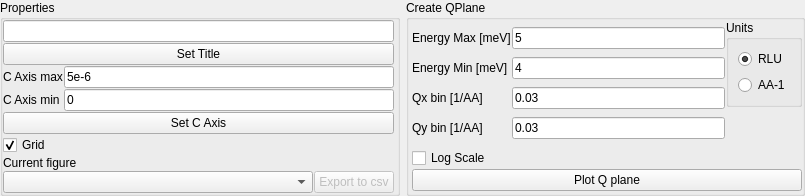
Qt form src/main/resources/base/Views/QPlane.ui (MJOLNIRPackage/MJOLNIR-GUI) before a commit.
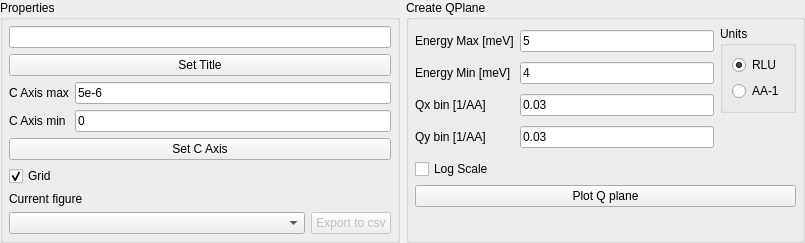
The same form after that commit.

What changed in the file:
```diff
--- a/src/main/resources/base/Views/QPlane.ui
+++ b/src/main/resources/base/Views/QPlane.ui
@@ -7,7 +7,7 @@
     <x>0</x>
     <y>0</y>
     <width>805</width>
-    <height>185</height>
+    <height>232</height>
    </rect>
   </property>
   <property name="windowTitle">
@@ -37,21 +37,21 @@
      <property name="title">
       <string>Properties</string>
      </property>
-     <layout class="QVBoxLayout" name="verticalLayout_4">
+     <layout class="QVBoxLayout" name="verticalLayout_4" stretch="0,0,0,0,0,0,1">
       <property name="spacing">
-       <number>1</number>
+       <number>6</number>
       </property>
       <property name="leftMargin">
-       <number>0</number>
+       <number>6</number>
       </property>
       <property name="topMargin">
-       <number>0</number>
+       <number>6</number>
       </property>
       <property name="rightMargin">
-       <number>3</number>
+       <number>6</number>
       </property>
       <property name="bottomMargin">
-       <number>0</number>
+       <number>6</number>
       </property>
       <item>
        <widget class="QLineEdit" name="QPlane_SetTitle_lineEdit">
@@ -214,19 +214,19 @@
      </property>
      <layout class="QVBoxLayout" name="verticalLayout">
       <property name="spacing">
-       <number>1</number>
+       <number>6</number>
       </property>
       <property name="leftMargin">
-       <number>3</number>
+       <number>6</number>
       </property>
       <property name="topMargin">
-       <number>0</number>
+       <number>6</number>
       </property>
       <property name="rightMargin">
-       <number>0</number>
+       <number>6</number>
       </property>
       <property name="bottomMargin">
-       <number>0</number>
+       <number>6</number>
       </property>
       <item>
        <layout class="QHBoxLayout" name="horizontalLayout">
```
